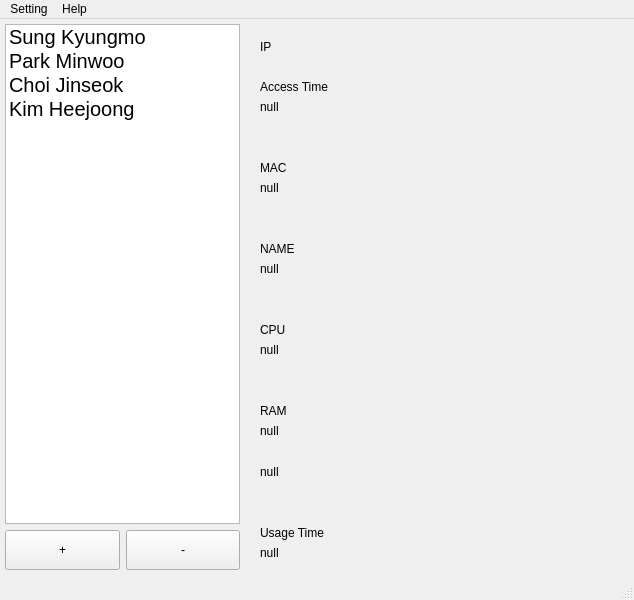
This is ui/mainwindow.ui in thewayhj/psck_client as Qt 5 draws it before an edit. The edited form follows.
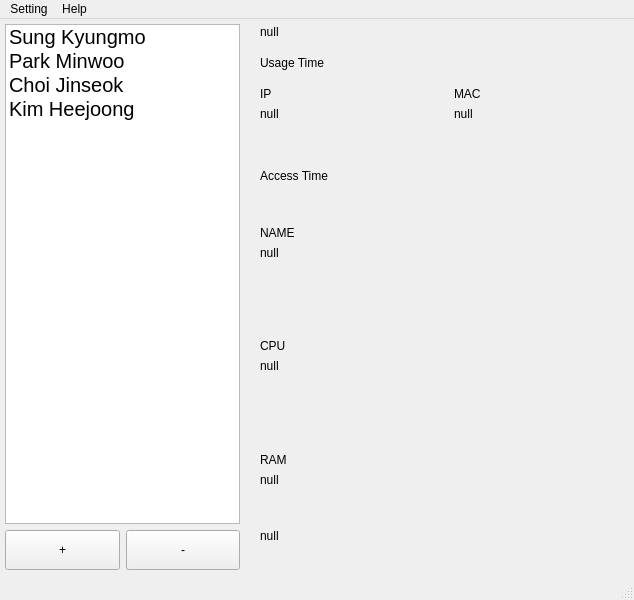
This is the edited form. Icons and pictures are not drawn.

Commit message: Modify mainframe layout GraphView data 5 -> 10

The edit to the form file:
```diff
--- a/ui/mainwindow.ui
+++ b/ui/mainwindow.ui
@@ -179,6 +179,56 @@
       <number>30</number>
      </property>
      <item>
+      <layout class="QHBoxLayout" name="horizontalLayout_5">
+       <property name="topMargin">
+        <number>6</number>
+       </property>
+       <item>
+        <layout class="QVBoxLayout" name="verticalLayout_10"/>
+       </item>
+       <item>
+        <layout class="QVBoxLayout" name="verticalLayout_11">
+         <item>
+          <widget class="QLabel" name="label_usage_v">
+           <property name="enabled">
+            <bool>true</bool>
+           </property>
+           <property name="minimumSize">
+            <size>
+             <width>0</width>
+             <height>0</height>
+            </size>
+           </property>
+           <property name="text">
+            <string>null</string>
+           </property>
+           <property name="alignment">
+            <set>Qt::AlignLeading|Qt::AlignLeft|Qt::AlignTop</set>
+           </property>
+          </widget>
+         </item>
+         <item>
+          <widget class="QLabel" name="label_usage">
+           <property name="text">
+            <string>Usage Time</string>
+           </property>
+           <property name="alignment">
+            <set>Qt::AlignBottom|Qt::AlignLeading|Qt::AlignLeft</set>
+           </property>
+          </widget>
+         </item>
+        </layout>
+       </item>
+      </layout>
+     </item>
+     <item>
+      <layout class="QHBoxLayout" name="horizontalLayout">
+       <property name="topMargin">
+        <number>6</number>
+       </property>
+       <item>
+        <layout class="QVBoxLayout" name="verticalLayout_5">
+         <item>
       <widget class="QLabel" name="label_ip">
        <property name="text">
         <string>IP</string>
@@ -188,16 +238,6 @@
        </property>
       </widget>
      </item>
-     <item>
-      <widget class="QLabel" name="label_access">
-       <property name="text">
-        <string>Access Time</string>
-       </property>
-       <property name="alignment">
-        <set>Qt::AlignBottom|Qt::AlignLeading|Qt::AlignLeft</set>
-       </property>
-      </widget>
-     </item>
      <item>
       <widget class="QLabel" name="label_ip_v">
        <property name="enabled">
@@ -217,6 +257,10 @@
        </property>
       </widget>
      </item>
+        </layout>
+       </item>
+       <item>
+        <layout class="QVBoxLayout" name="verticalLayout_3">
      <item>
       <widget class="QLabel" name="label_mac">
        <property name="text">
@@ -246,6 +290,20 @@
        </property>
       </widget>
      </item>
+        </layout>
+       </item>
+      </layout>
+     </item>
+     <item>
+      <widget class="QLabel" name="label_access">
+       <property name="text">
+        <string>Access Time</string>
+       </property>
+       <property name="alignment">
+        <set>Qt::AlignBottom|Qt::AlignLeading|Qt::AlignLeft</set>
+       </property>
+      </widget>
+     </item>
      <item>
       <widget class="QLabel" name="label_name">
        <property name="text">
@@ -352,35 +410,6 @@
        </property>
       </widget>
      </item>
-     <item>
-      <widget class="QLabel" name="label_usage">
-       <property name="text">
-        <string>Usage Time</string>
-       </property>
-       <property name="alignment">
-        <set>Qt::AlignBottom|Qt::AlignLeading|Qt::AlignLeft</set>
-       </property>
-      </widget>
-     </item>
-     <item>
-      <widget class="QLabel" name="label_usage_v">
-       <property name="enabled">
-        <bool>true</bool>
-       </property>
-       <property name="minimumSize">
-        <size>
-         <width>0</width>
-         <height>0</height>
-        </size>
-       </property>
-       <property name="text">
-        <string>null</string>
-       </property>
-       <property name="alignment">
-        <set>Qt::AlignLeading|Qt::AlignLeft|Qt::AlignTop</set>
-       </property>
-      </widget>
-     </item>
     </layout>
    </widget>
   </widget>
```
Lines whose indentation alone changed are shown as unchanged. The commit also changes 1 other file.
